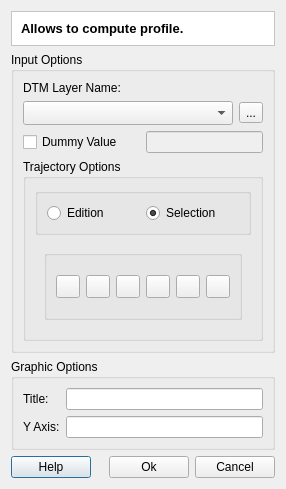
Before: the Qt Designer form src/terralib/mnt/qt/ui/ProfileDialogForm.ui in claudiobogossian/terralib5, drawn with Qt 5.
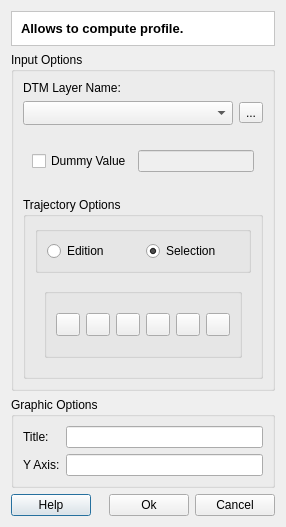
After: the same form once the commit is applied. The open tabs and pages were chosen to show the change. Custom widgets are drawn as their Qt base class.

Commit message: Interface adjusts. Ticket 396

What changed in the file:
```diff
--- a/src/terralib/mnt/qt/ui/ProfileDialogForm.ui
+++ b/src/terralib/mnt/qt/ui/ProfileDialogForm.ui
@@ -96,28 +96,47 @@
        </layout>
       </item>
       <item>
-       <layout class="QGridLayout" name="gridLayout_5">
-        <item row="0" column="0">
+       <widget class="QStackedWidget" name="m_inputstackedWidget">
+        <property name="currentIndex">
+         <number>1</number>
+        </property>
+        <widget class="QWidget" name="page">
+         <layout class="QVBoxLayout" name="verticalLayout_7">
+          <item>
+           <layout class="QHBoxLayout" name="horizontalLayout_7">
+            <item>
          <widget class="QCheckBox" name="m_dummycheckBox">
           <property name="text">
            <string>Dummy Value</string>
           </property>
          </widget>
         </item>
-        <item row="0" column="1">
+            <item>
          <widget class="QLineEdit" name="m_dummylineEdit">
           <property name="enabled">
            <bool>false</bool>
           </property>
-          <property name="sizePolicy">
-           <sizepolicy hsizetype="Minimum" vsizetype="Fixed">
-            <horstretch>0</horstretch>
-            <verstretch>0</verstretch>
-           </sizepolicy>
+             </widget>
+            </item>
+           </layout>
+          </item>
+         </layout>
+        </widget>
+        <widget class="QWidget" name="page_2">
+         <layout class="QVBoxLayout" name="verticalLayout_4">
+          <item>
+           <widget class="QLabel" name="m_Zlabel">
+            <property name="text">
+             <string>Quota Column:</string>
           </property>
          </widget>
         </item>
-       </layout>
+          <item>
+           <widget class="QComboBox" name="m_ZcomboBox"/>
+          </item>
+         </layout>
+        </widget>
+       </widget>
       </item>
       <item>
        <widget class="QGroupBox" name="groupBox">
```
Left out of the diff: 18 changed lines with no effect on the pictures. Lines whose indentation alone changed are shown as unchanged. The commit also changes 5 other files.
